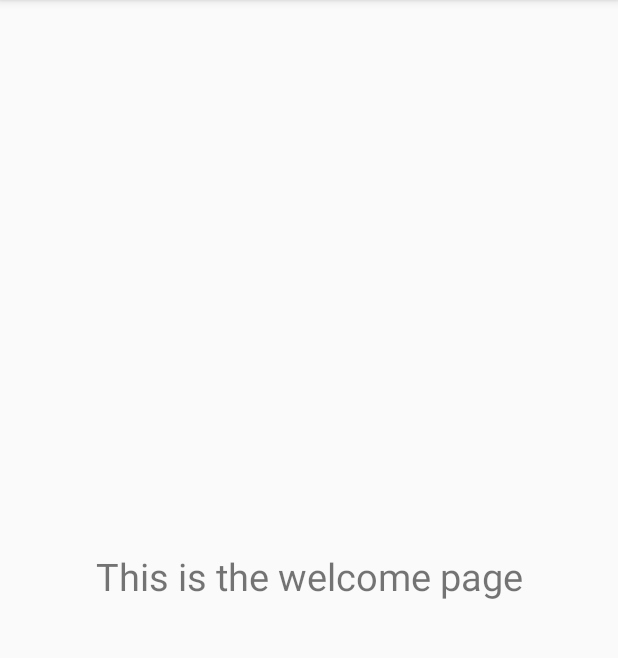
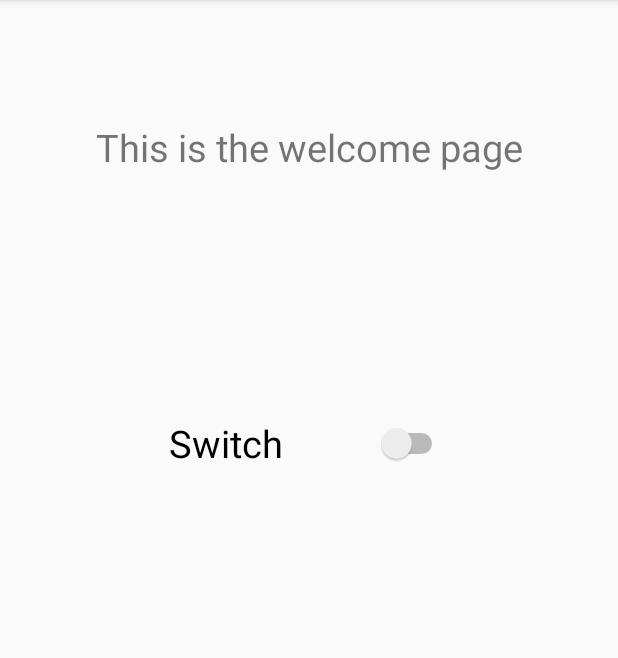
Before and after one commit to VidulaDakshitha/Question-Answer-mobile-app-using-Android-studio, an Android app: the screen it shows after launch (MainActivity), on a phone screen of 412 x 824 dp, the part 84-742 px from its top. Run offline under Robolectric (Android 15) with nearby library versions, the phone set to English and light mode, and no system bars.

Commit message:
Added a switch for testing

```diff
--- a/app/src/main/res/layout/activity_main.xml
+++ b/app/src/main/res/layout/activity_main.xml
@@ -7,6 +7,7 @@
     tools:context=".MainActivity">
 
     <TextView
+        android:id="@+id/textView"
         android:layout_width="wrap_content"
         android:layout_height="wrap_content"
         android:text="This is the welcome page"
@@ -14,6 +15,26 @@
         app:layout_constraintBottom_toBottomOf="parent"
         app:layout_constraintLeft_toLeftOf="parent"
         app:layout_constraintRight_toRightOf="parent"
-        app:layout_constraintTop_toTopOf="parent" />
+        app:layout_constraintTop_toTopOf="parent"
+        app:layout_constraintVertical_bias="0.11" />
+
+    <Switch
+        android:id="@+id/switch1"
+        android:layout_width="186dp"
+        android:layout_height="42dp"
+        android:layout_marginStart="8dp"
+        android:layout_marginLeft="8dp"
+        android:layout_marginTop="8dp"
+        android:layout_marginEnd="8dp"
+        android:layout_marginRight="8dp"
+        android:layout_marginBottom="8dp"
+        android:text="Switch"
+        android:textSize="25sp"
+        app:layout_constraintBottom_toBottomOf="parent"
+        app:layout_constraintEnd_toEndOf="parent"
+        app:layout_constraintHorizontal_bias="0.497"
+        app:layout_constraintStart_toStartOf="parent"
+        app:layout_constraintTop_toBottomOf="@+id/textView"
+        app:layout_constraintVertical_bias="0.254" />
 
 </androidx.constraintlayout.widget.ConstraintLayout>
```
